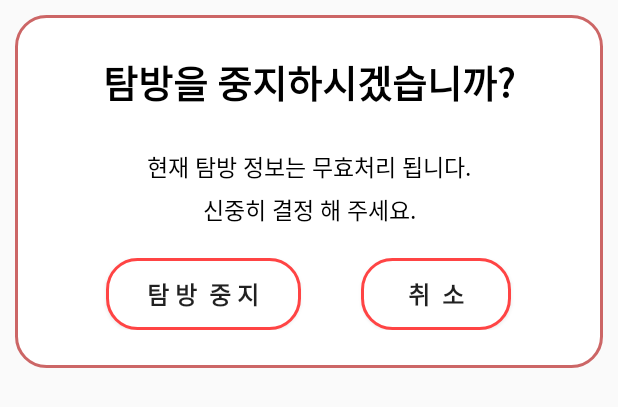
After one commit to donghyun-lgym/KNUeverywhere, an Android app: the layout mapfragment_stopbuttondialog.xml on its own in the app's theme, with its tools: preview values and no code run, on a phone screen of 412 x 824 dp. The commit adds this screen. Shown: the top 407 px of the screen. Run offline under Robolectric (Android 15) with nearby library versions, the phone set to English and light mode, and no system bars.

Commit message:
자잘한 보수 및 수정

```diff
--- a/app/src/main/java/com/dongcompany/knueverywhere/MainActivity.java
+++ b/app/src/main/java/com/dongcompany/knueverywhere/MainActivity.java
@@ -215,7 +215,9 @@ public class MainActivity extends AppCompatActivity  {
         getMenuInflater().inflate(R.menu.main, menu);
         return true;
     }
-
+    public void stopTravel() {
+        fg1.stopTravel();
+    }
     @Override
     public boolean onOptionsItemSelected(@NonNull MenuItem item) {
         SharedPreferenceUtil util = new SharedPreferenceUtil(MainActivity.this);
--- a/app/src/main/res/layout/activity_q_rcertification.xml
+++ b/app/src/main/res/layout/activity_q_rcertification.xml
@@ -50,10 +50,10 @@
         android:layout_marginTop="30dp"/>
 
     <Button
-        android:layout_width="150dp"
-        android:layout_height="60dp"
+        android:layout_width="180dp"
+        android:layout_height="70dp"
         android:id="@+id/QRActivity_Button"
-        android:text="인   증"
+        android:text="Loading..."
         android:background="@drawable/design_button2"
         android:layout_gravity="center"
         android:textSize="25dp"
--- /dev/null
+++ b/app/src/main/res/layout/mapfragment_stopbuttondialog.xml
@@ -0,0 +1,68 @@
+<?xml version="1.0" encoding="utf-8"?>
+<LinearLayout xmlns:android="http://schemas.android.com/apk/res/android"
+    android:layout_width="match_parent"
+    android:layout_height="wrap_content"
+    android:orientation="vertical"
+    android:background="@drawable/design_dialog"
+    android:padding="10dp"
+    android:layout_margin="10dp">
+
+    <TextView
+        android:layout_width="match_parent"
+        android:layout_height="wrap_content"
+        android:text="탐방을 중지하시겠습니까?"
+        android:textSize="25dp"
+        android:layout_margin="15dp"
+        android:textColor="@android:color/black"
+        android:gravity="center"
+        android:textStyle="bold"/>
+    <TextView
+        android:layout_marginTop="10dp"
+        android:layout_width="match_parent"
+        android:layout_height="wrap_content"
+        android:text="현재 탐방 정보는 무효처리 됩니다."
+        android:textSize="15dp"
+        android:textColor="@android:color/black"
+        android:gravity="center"/>
+
+    <TextView
+        android:layout_margin="5dp"
+        android:layout_width="match_parent"
+        android:layout_height="wrap_content"
+        android:text="신중히 결정 해 주세요."
+        android:textSize="15dp"
+        android:textColor="@android:color/black"
+        android:gravity="center"/>
+
+    <LinearLayout
+        android:layout_width="match_parent"
+        android:layout_height="wrap_content"
+        android:orientation="horizontal"
+        android:gravity="center"
+        android:layout_margin="15dp"
+        >
+        <Button
+            android:id="@+id/StopDialog_Btn"
+            android:text="탐 방  중 지"
+            android:textSize="16dp"
+            android:background="@drawable/design_button"
+            android:textStyle="bold"
+            android:layout_gravity="center"
+            android:layout_width="130dp"
+            android:layout_height="wrap_content"
+            android:layout_marginRight="20dp"
+            />
+        <Button
+            android:layout_marginLeft="20dp"
+            android:id="@+id/StopDialog_CanBtn"
+            android:text="취  소"
+            android:textSize="16dp"
+            android:textStyle="bold"
+            android:background="@drawable/design_button"
+            android:layout_gravity="center"
+            android:layout_width="100dp"
+            android:layout_height="wrap_content"
+            />
+    </LinearLayout>
+
+</LinearLayout>
```
Also changed, not shown: app/src/main/java/com/dongcompany/knueverywhere/QRcertificationActivity.kt (+9 -1 lines), app/src/main/java/com/dongcompany/knueverywhere/ui/Map/MapFragment.java (+10 -5 lines), app/src/main/java/com/dongcompany/knueverywhere/ui/Map/MapFragment_StopButtonDialog.kt (added, +55 -0 lines).
